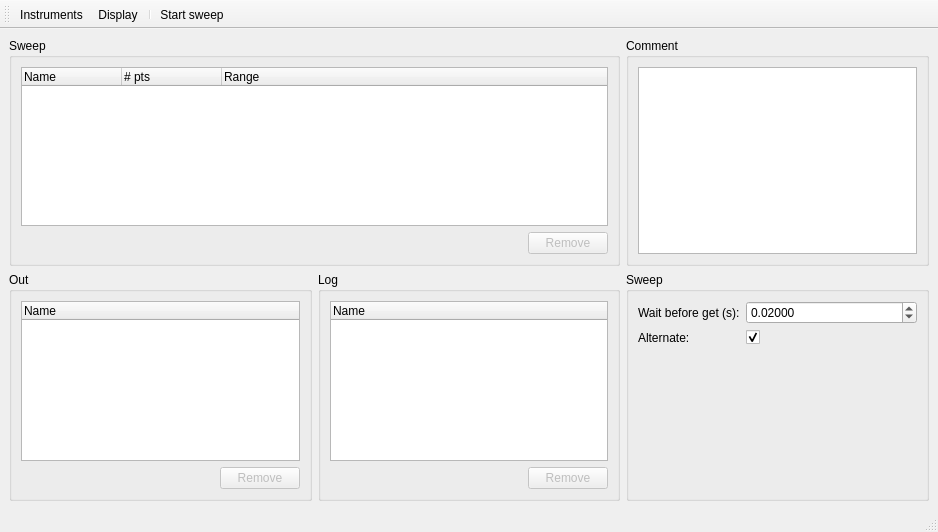
AlexisMrl/HegelLab, file ui/MainWindow.ui: the form before one commit.
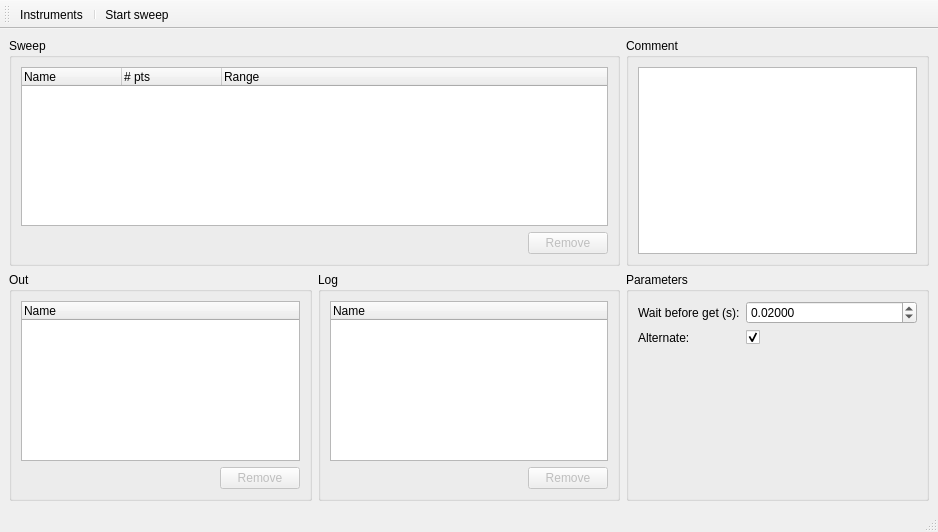
The form after the commit. Icons and pictures are not drawn. Custom widgets are drawn as their Qt base class.

Commit message: [Features] Custom devices, create and config. Dual display.

What changed in the file:
```diff
--- a/ui/MainWindow.ui
+++ b/ui/MainWindow.ui
@@ -178,7 +178,7 @@
     <item row="1" column="3">
      <widget class="QGroupBox" name="gb_sweep_2">
       <property name="title">
-       <string>Sweep</string>
+       <string>Parameters</string>
       </property>
       <layout class="QFormLayout" name="formLayout">
        <item row="0" column="0">
@@ -242,7 +242,6 @@
     <bool>false</bool>
    </attribute>
    <addaction name="actionInstruments"/>
-   <addaction name="actionDisplay"/>
    <addaction name="separator"/>
    <addaction name="actionStartSweep"/>
   </widget>
```
Left out of the diff: 19 changed lines with no effect on the pictures. The commit also changes 18 other files.
